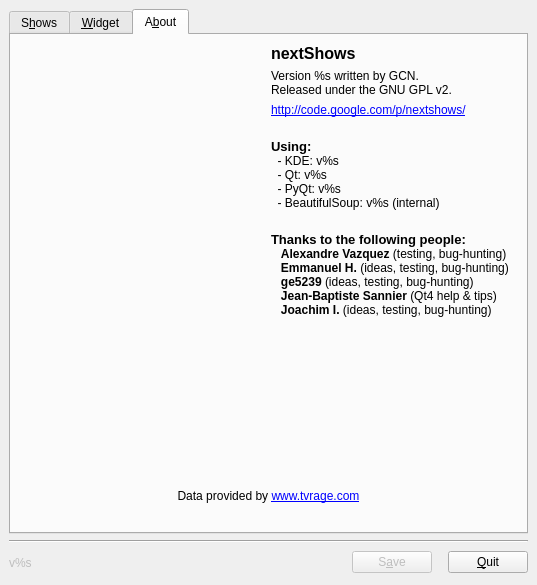
Before: the Qt Designer form nextShows/WorkFiles/ConfigGUI/NextShowsConfig.ui in gilcn/nextshows, drawn with Qt 5.
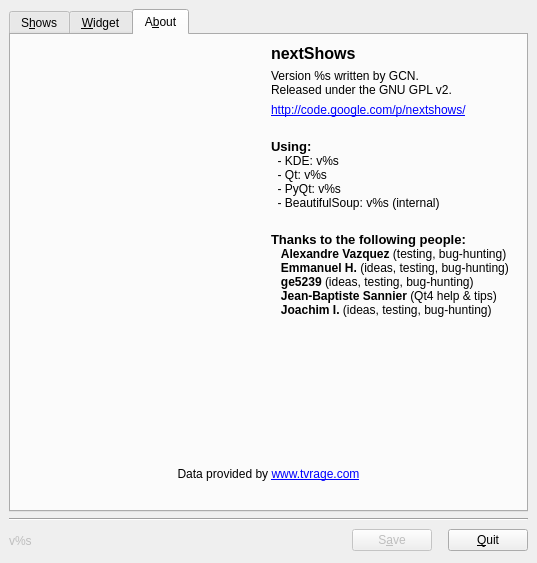
After: the same form once the commit is applied. Icons and pictures are not drawn.

Commit message: Changed config GUI's default size

What changed in the file:
```diff
--- a/nextShows/WorkFiles/ConfigGUI/NextShowsConfig.ui
+++ b/nextShows/WorkFiles/ConfigGUI/NextShowsConfig.ui
@@ -7,7 +7,7 @@
     <x>0</x>
     <y>0</y>
     <width>537</width>
-    <height>585</height>
+    <height>563</height>
    </rect>
   </property>
   <property name="windowTitle" >
```
The commit also changes 3 other files.
